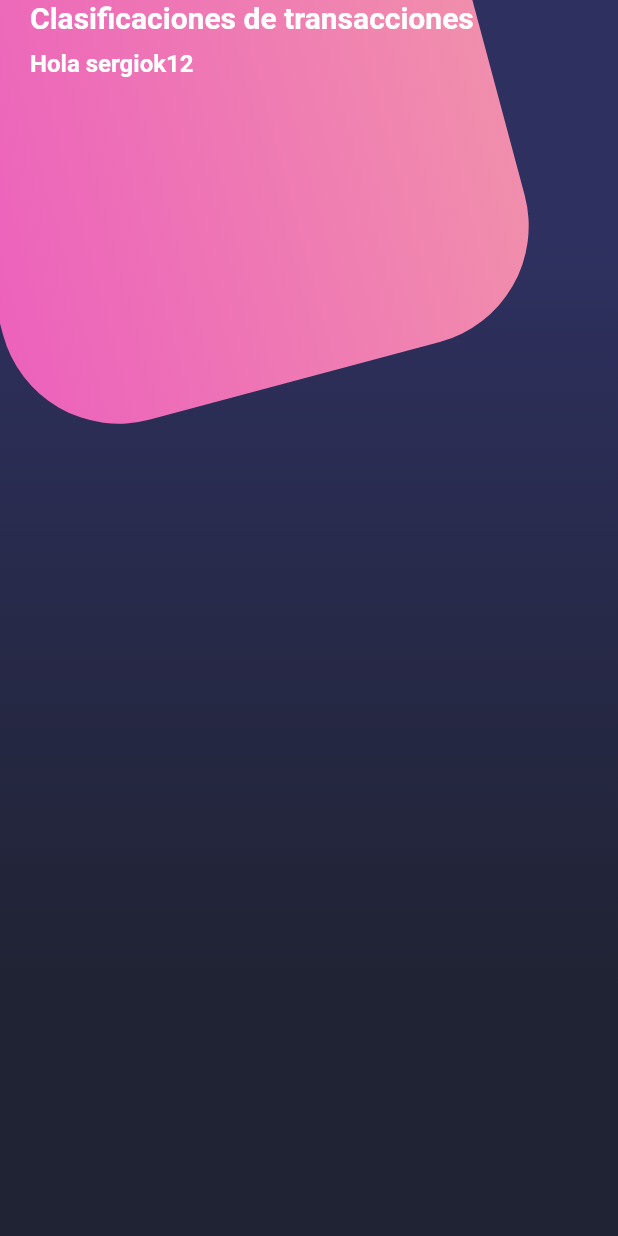
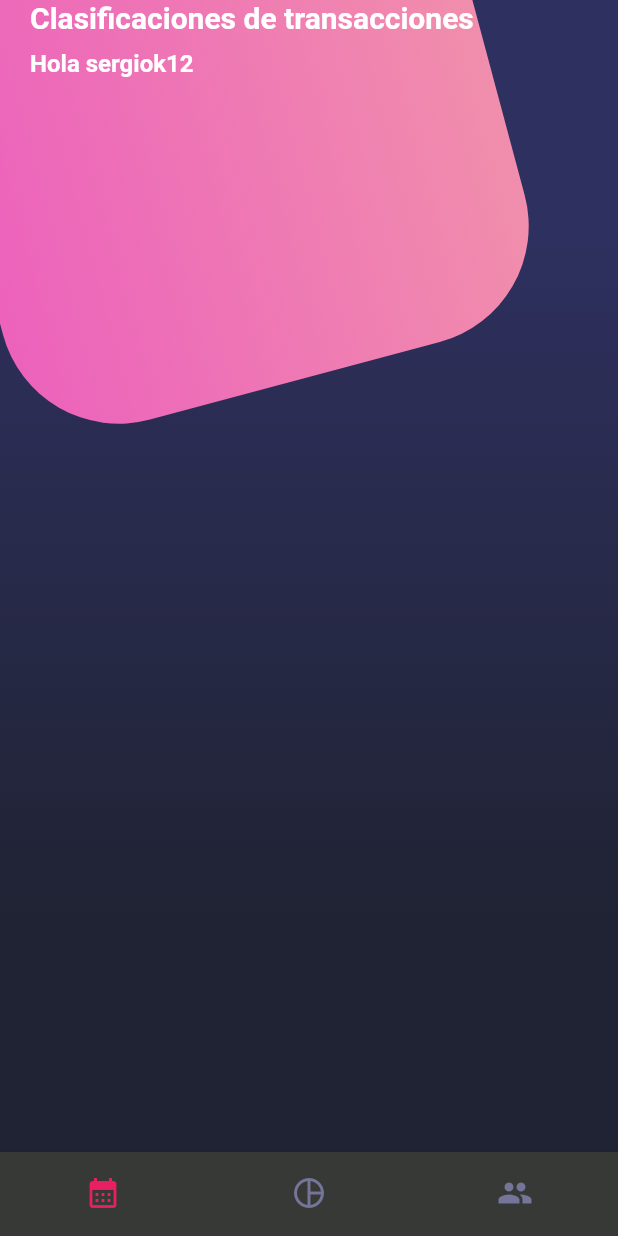
Before and after one commit to SergioK12/Disenios_App, a Flutter app: the screen it shows after launch, on a phone screen of 412 x 824 dp. Run offline on Flutter 3.47's test engine with Material 2 defaults, Android fonts, the light colour scheme and no system bars.

Commit message:
bottombavigarionbar listo

```diff
--- a/lib/views/home_screen.dart
+++ b/lib/views/home_screen.dart
@@ -13,7 +13,8 @@ class HomeScreen extends StatelessWidget {
         _HomeBody(),
         PageTittle(),
       ],
-    ));
+    ),
+    bottomNavigationBar: const CustomNavigation(),);
   }
 }
 
--- /dev/null
+++ b/lib/widgets/custom_buttom.dart
@@ -0,0 +1,21 @@
+import 'package:flutter/material.dart';
+
+class CustomNavigation extends StatelessWidget {
+  const CustomNavigation({super.key});
+
+  @override
+  Widget build(BuildContext context) {
+    return BottomNavigationBar(
+      showSelectedLabels: false,
+      showUnselectedLabels: false,
+      selectedItemColor: Colors.pink,
+      backgroundColor: const  Color.fromRGBO(55, 57, 54, 1),
+      unselectedItemColor: const Color.fromRGBO(116, 117, 152, 1),
+      items: const [
+        BottomNavigationBarItem(icon: Icon(Icons.calendar_month), label: "Calendario"),
+        BottomNavigationBarItem(icon: Icon(Icons.pie_chart_outline), label: "Grafica"),
+        BottomNavigationBarItem(icon: Icon(Icons.people), label: "Usuarops"),
+      ],
+    );
+  }
+}
--- a/lib/widgets/widgets.dart
+++ b/lib/widgets/widgets.dart
@@ -1,2 +1,3 @@
+export 'package:disenios_app/widgets/custom_buttom.dart';
 export 'package:disenios_app/widgets/background.dart';
 export 'package:disenios_app/widgets/page_tittle.dart';
```
